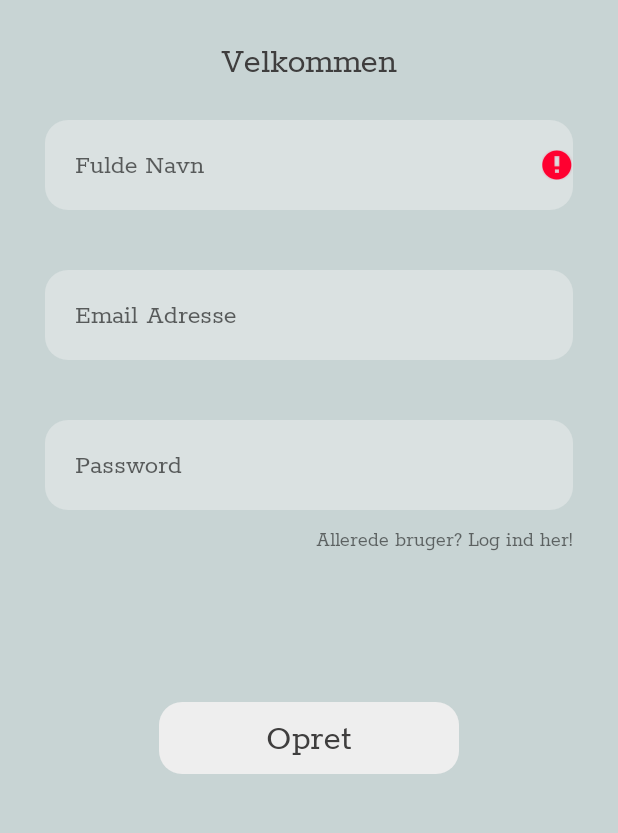
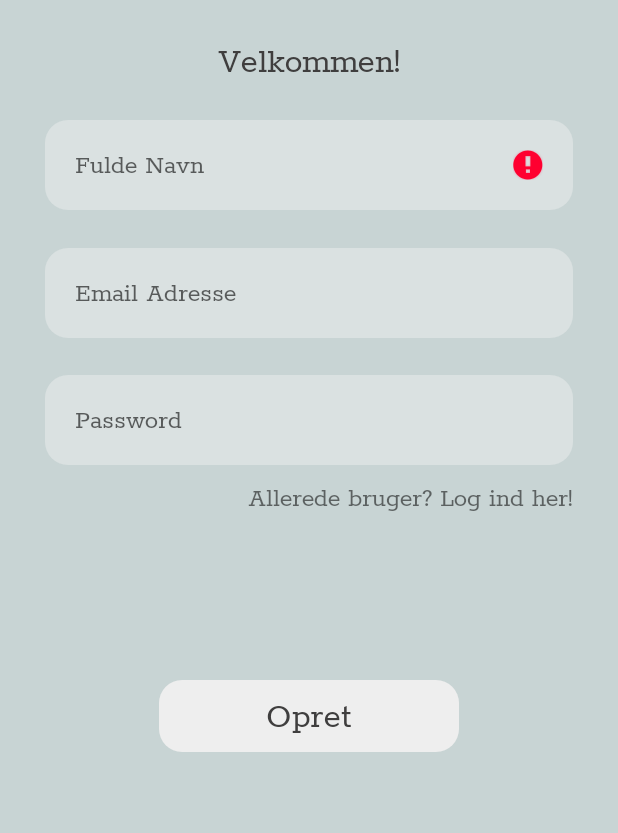
Before and after one commit to kajgaard/BrogApp, an Android app: the screen it shows after launch (CreateUserActivity), after a tap on "Opret", on a phone screen of 412 x 824 dp, the part 270-1103 px from its top. Run offline under Robolectric (Android 15) with nearby library versions, the phone set to English and light mode, and no system bars; our stand-ins replace Firebase (no records; nobody signed in at launch, a user with empty details on screens opened directly).

Commit message:
UI fixes

```diff
--- a/app/src/main/java/com/example/brogapp/CreateUserActivity.java
+++ b/app/src/main/java/com/example/brogapp/CreateUserActivity.java
@@ -20,7 +20,7 @@ import com.google.firebase.auth.FirebaseAuth;
 
 public class CreateUserActivity extends AppCompatActivity implements View.OnClickListener {
 
-    TextView logIn;
+    TextView alreadyUser;
     EditText nameET, emailET, passwordET;
     Button save;
     ProgressBar progressBar;
@@ -37,7 +37,9 @@ public class CreateUserActivity extends AppCompatActivity implements View.OnClic
         nameET = findViewById(R.id.nameET);
         emailET = findViewById(R.id.newEmailET);
         passwordET = findViewById(R.id.newPasswordET);
-        logIn = findViewById(R.id.alreadyUserTV);
+        alreadyUser = findViewById(R.id.alreadyUserTV);
+        alreadyUser.setOnClickListener(this);
+
         progressBar = findViewById(R.id.progressBar);
         save = findViewById(R.id.createUserBtn);
         save.setOnClickListener(this);
@@ -49,7 +51,11 @@ public class CreateUserActivity extends AppCompatActivity implements View.OnClic
 
     @Override
     public void onClick(View view) {
-        if(view == save){
+
+        if(view == alreadyUser){
+            startActivity(new Intent(getApplicationContext(),LogInActivity.class));
+            finish();
+        }else if(view == save){
             String name = nameET.getText().toString().trim();
             String email = emailET.getText().toString().trim();
             String password = passwordET.getText().toString().trim();
@@ -85,9 +91,7 @@ public class CreateUserActivity extends AppCompatActivity implements View.OnClic
                     }
                 }
             });
-        }else if(view == logIn){
-            startActivity(new Intent(getApplicationContext(),LogInActivity.class));
-            finish();
         }
+
     }
 }
--- a/app/src/main/res/layout/activity_create_user.xml
+++ b/app/src/main/res/layout/activity_create_user.xml
@@ -37,6 +37,7 @@
         android:hint="Email Adresse"
         android:inputType="textEmailAddress"
         android:paddingLeft="20dp"
+        android:paddingRight="20dp"
         app:layout_constraintBottom_toTopOf="@+id/newPasswordET"
         app:layout_constraintEnd_toEndOf="parent"
         app:layout_constraintHorizontal_bias="0.5"
@@ -55,6 +56,7 @@
         android:ems="10"
         android:hint="Fulde Navn"
         android:paddingLeft="20dp"
+        android:paddingRight="20dp"
         app:layout_constraintEnd_toEndOf="parent"
         app:layout_constraintHorizontal_bias="0.5"
         app:layout_constraintStart_toStartOf="parent"
@@ -65,7 +67,7 @@
         android:layout_width="0dp"
         android:layout_height="60dp"
         android:layout_marginStart="30dp"
-        android:layout_marginTop="280dp"
+        android:layout_marginTop="250dp"
         android:layout_marginEnd="30dp"
         android:background="@drawable/rounded_square"
         android:backgroundTint="@color/AccentColorGreenLight"
@@ -73,6 +75,7 @@
         android:hint="Password"
         android:inputType="textPassword"
         android:paddingLeft="20dp"
+        android:paddingRight="20dp"
         app:layout_constraintEnd_toEndOf="parent"
         app:layout_constraintHorizontal_bias="0.0"
         app:layout_constraintStart_toStartOf="parent"
@@ -93,7 +96,7 @@
         android:id="@+id/newUserTV"
         android:layout_width="wrap_content"
         android:layout_height="wrap_content"
-        android:text="Velkommen"
+        android:text="Velkommen!"
         android:textColor="@color/TextColor"
         android:textSize="24sp"
         app:layout_constraintBottom_toTopOf="@+id/nameET"
@@ -109,6 +112,7 @@
         android:layout_marginTop="10dp"
         android:text="Allerede bruger? Log ind her!"
         android:textAlignment="textEnd"
+        android:textSize="18sp"
         app:layout_constraintEnd_toEndOf="@+id/newPasswordET"
         app:layout_constraintTop_toBottomOf="@+id/newPasswordET" />
 
```
Also changed, not shown: app/src/main/res/layout/activity_log_in.xml (+7 -0 lines).
